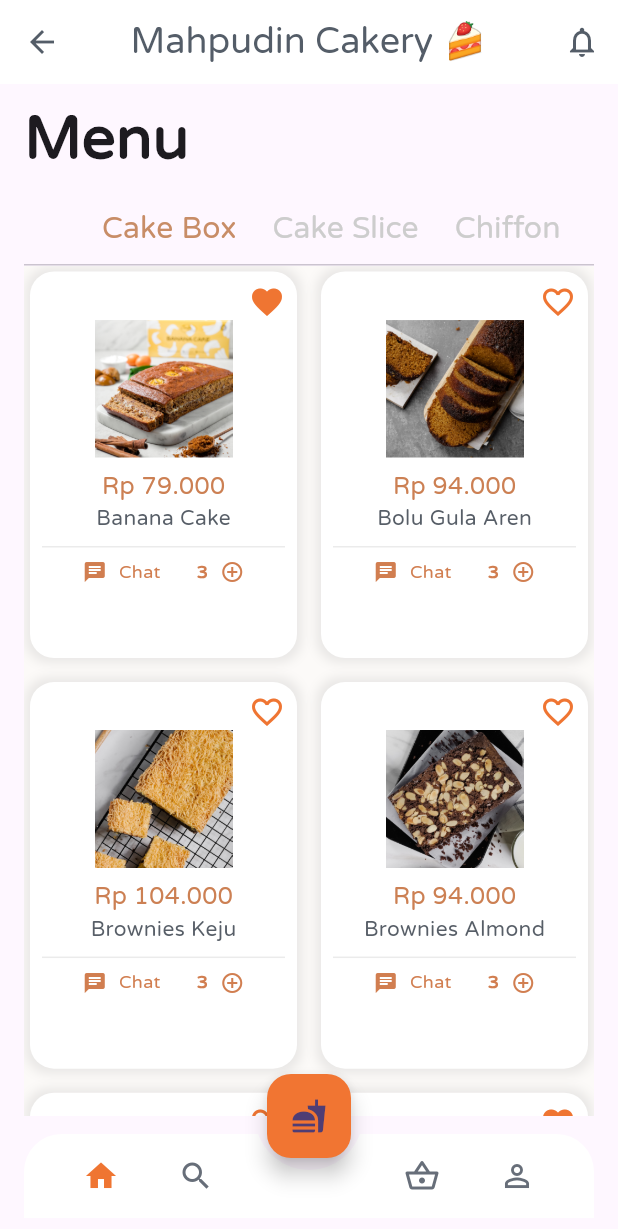
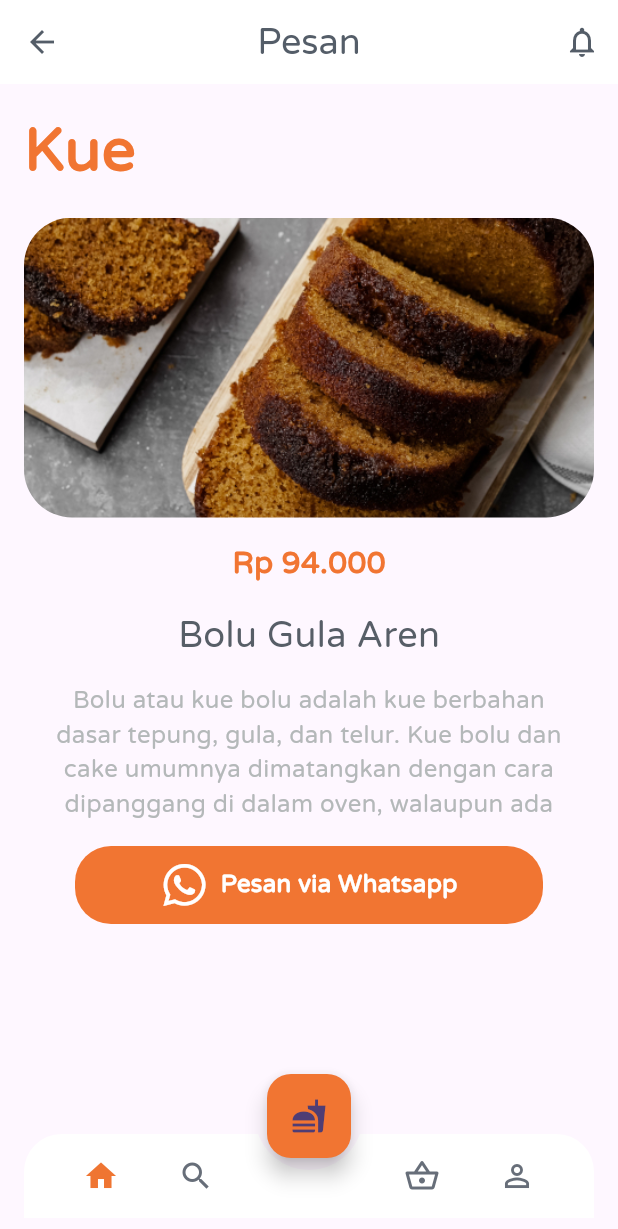
Before and after one commit to pudinmah/flutter_-cakeryApp, a Flutter app: the screen it shows after launch, after a tap on an icon or button, on a phone screen of 412 x 824 dp. Shown: the top 1229 px of the screen. Run offline on Flutter 3.47's test engine with Material 3 defaults, Android fonts, the phone set to English and light mode, and no system bars; our stand-ins replace font_awesome_flutter.

Commit message:
create cakery detail

```diff
--- /dev/null
+++ b/lib/screen/cakery_detail.dart
@@ -0,0 +1,180 @@
+import 'package:flutter/material.dart';
+import 'package:flutter_cakery/widget/navbar_widget.dart';
+import 'package:font_awesome_flutter/font_awesome_flutter.dart';
+
+class CakeryDetail extends StatelessWidget {
+  final String assetPath;
+  final String cookieprice;
+  final String cookiename;
+
+  const CakeryDetail({
+    Key? key,
+    required this.assetPath,
+    required this.cookieprice,
+    required this.cookiename,
+  }) : super(key: key);
+
+  @override
+  Widget build(BuildContext context) {
+    return Scaffold(
+      appBar: AppBar(
+        backgroundColor: Colors.white,
+        elevation: 0.0,
+        centerTitle: true,
+        leading: IconButton(
+          icon: const Icon(
+            Icons.arrow_back,
+            color: Color(0xFF545D68),
+          ),
+          onPressed: () {
+            Navigator.of(context).pop();
+          },
+        ),
+        title: const Text(
+          'Pesan',
+          style: TextStyle(
+            fontFamily: 'Varela',
+            fontSize: 24.0,
+            color: Color(0xFF545D68),
+          ),
+        ),
+        actions: [
+          IconButton(
+            icon: const Icon(
+              Icons.notifications_none,
+              color: Color(0xFF545D68),
+            ),
+            onPressed: () {},
+          ),
+        ],
+      ),
+      body: ListView(
+        children: [
+          const SizedBox(height: 16.0),
+          const Padding(
+            padding: EdgeInsets.only(left: 16.0),
+            child: Text(
+              'Kue',
+              style: TextStyle(
+                fontFamily: 'Varela',
+                fontSize: 40.0,
+                fontWeight: FontWeight.bold,
+                color: Color(0xFFF17532),
+              ),
+            ),
+          ),
+          const SizedBox(height: 16.0),
+          Padding(
+            padding: const EdgeInsets.symmetric(
+              horizontal: 16,
+            ),
+            child: Hero(
+              tag: assetPath,
+              child: Container(
+                height: 200,
+                width: 200,
+                decoration: BoxDecoration(
+                  borderRadius: BorderRadius.circular(32),
+                  image: DecorationImage(
+                    fit: BoxFit.cover,
+                    image: AssetImage(assetPath),
+                  ),
+                ),
+              ),
+            ),
+          ),
+          const SizedBox(height: 16.0),
+          Center(
+            child: Text(
+              'Rp $cookieprice',
+              style: const TextStyle(
+                fontFamily: 'Varela',
+                fontSize: 20.0,
+                fontWeight: FontWeight.bold,
+                color: Color(0xFFF17532),
+              ),
+            ),
+          ),
+          const SizedBox(height: 16.0),
+          Center(
+            child: Text(
+              cookiename,
+              style: const TextStyle(
+                  color: Color(0xFF575E67),
+                  fontFamily: 'Varela',
+                  fontSize: 24.0),
+            ),
+          ),
+          const SizedBox(height: 16.0),
+          Center(
+            child: SizedBox(
+              width: MediaQuery.of(context).size.width - 52.0,
+              child: const Text(
+                'Bolu atau kue bolu adalah kue berbahan dasar tepung, gula, dan telur. Kue bolu dan cake umumnya dimatangkan dengan cara dipanggang di dalam oven, walaupun ada juga bolu yang dikukus',
+                maxLines: 4,
+                textAlign: TextAlign.center,
+                style: TextStyle(
+                  fontFamily: 'Varela',
+                  fontSize: 16.0,
+                  color: Color(0xFFB4B8B9),
+                ),
+              ),
+            ),
+          ),
+          const SizedBox(height: 16.0),
+          Center(
+            child: Container(
+              width: MediaQuery.of(context).size.width - 100.0,
+              height: 52.0,
+              decoration: BoxDecoration(
+                borderRadius: BorderRadius.circular(24.0),
+                color: const Color(0xFFF17532),
+              ),
+              child: Center(
+                child: InkWell(
+                  onTap: () async {
+                    // await FlutterLaunch.launchWhatsapp(
+                    //   phone: '6285640899224',
+                    //   message:
+                    //       'Hi Bahri Cakery,Saya mau order $cookiename untuk hari ini, apa bisa diantar kerumah?',
+                    // );
+                  },
+                  child: Row(
+                    mainAxisAlignment: MainAxisAlignment.center,
+                    children: [
+                      Icon(
+                        FontAwesomeIcons.whatsapp,
+                        size: 32,
+                        color: Colors.white,
+                      ),
+                      const SizedBox(
+                        width: 8,
+                      ),
+                      Text(
+                        'Pesan via Whatsapp',
+                        style: TextStyle(
+                          fontFamily: 'Varela',
+                          fontSize: 16.0,
+                          fontWeight: FontWeight.bold,
+                          color: Colors.white,
+                        ),
+                      ),
+                    ],
+                  ),
+                ),
+              ),
+            ),
+          ),
+          const SizedBox(height: 28.0),
+        ],
+      ),
+      floatingActionButton: FloatingActionButton(
+        onPressed: () {},
+        backgroundColor: const Color(0xFFF17532),
+        child: const Icon(Icons.fastfood),
+      ),
+      floatingActionButtonLocation: FloatingActionButtonLocation.centerDocked,
+      bottomNavigationBar: const NavbarWidget(),
+    );
+  }
+}
--- a/lib/screen/cakery_page.dart
+++ b/lib/screen/cakery_page.dart
@@ -1,5 +1,6 @@
 import 'package:flutter/material.dart';
 import 'package:flutter_cakery/data/cake.dart';
+import 'package:flutter_cakery/screen/cakery_detail.dart';
 
 class CakeryPage extends StatelessWidget {
   const CakeryPage({super.key});
@@ -37,13 +38,13 @@ Widget _buildCard(
     padding: const EdgeInsets.all(4),
     child: InkWell(
       onTap: () {
-        // Navigator.of(context).push(MaterialPageRoute(builder: (context) {
-        //   // return CakeryDetail(
-        //   //   assetPath: cake.imageUrl,
-        //   //   cookieprice: cake.price,
-        //   //   cookiename: cake.name,
-        //   // );
-        // }));
+        Navigator.of(context).push(MaterialPageRoute(builder: (context) {
+          return CakeryDetail(
+            assetPath: cake.imageUrl,
+            cookieprice: cake.price,
+            cookiename: cake.name,
+          );
+        }));
       },
       child: Container(
         decoration: BoxDecoration(
```
